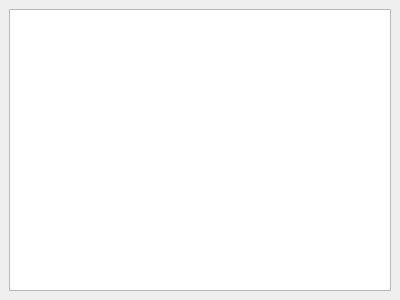
ryzom/ryzomcore, file code/nel/tools/3d/object_viewer_qt/src/plugins/georges_editor/georges_dirtree_form.ui: the form before one commit.
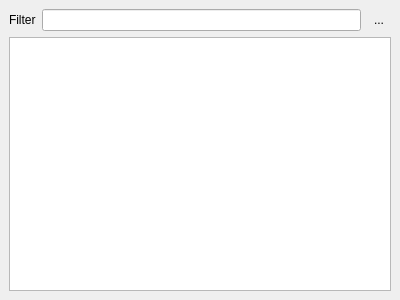
The form after the commit. Icons and pictures are not drawn.

Patch:
```diff
--- a/code/nel/tools/3d/object_viewer_qt/src/plugins/georges_editor/georges_dirtree_form.ui
+++ b/code/nel/tools/3d/object_viewer_qt/src/plugins/georges_editor/georges_dirtree_form.ui
@@ -19,7 +19,7 @@
   <property name="minimumSize">
    <size>
     <width>200</width>
-    <height>111</height>
+    <height>141</height>
    </size>
   </property>
   <property name="features">
@@ -36,7 +36,7 @@
     </size>
    </property>
    <layout class="QGridLayout" name="gridLayout">
-    <item row="0" column="0">
+    <item row="1" column="0" colspan="3">
      <widget class="QTreeView" name="dirTree">
       <property name="minimumSize">
        <size>
@@ -46,6 +46,30 @@
       </property>
      </widget>
     </item>
+    <item row="0" column="1">
+     <widget class="QLineEdit" name="filterLineEdit"/>
+    </item>
+    <item row="0" column="2">
+     <widget class="QToolButton" name="filterResetButton">
+      <property name="text">
+       <string>...</string>
+      </property>
+      <property name="icon">
+       <iconset resource="georges_editor.qrc">
+        <normaloff>:/images/ic_nel_georges_editor.png</normaloff>:/images/ic_nel_georges_editor.png</iconset>
+      </property>
+      <property name="autoRaise">
+       <bool>true</bool>
+      </property>
+     </widget>
+    </item>
+    <item row="0" column="0">
+     <widget class="QLabel" name="label">
+      <property name="text">
+       <string>Filter</string>
+      </property>
+     </widget>
+    </item>
    </layout>
   </widget>
  </widget>
```
Left out of the diff: 6 changed lines with no effect on the pictures.
